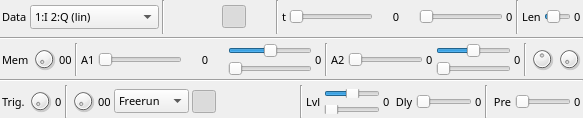
Before: the Qt Designer form sdrbase/gui/glscopegui.ui in f4exb/sdrangel, drawn with Qt 5.
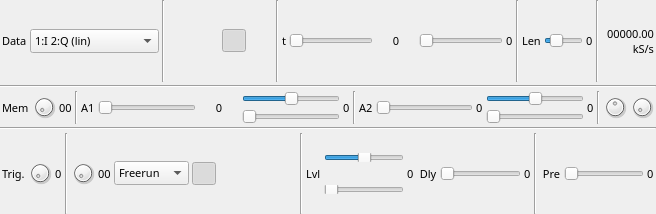
After: the same form once the commit is applied. Icons and pictures are not drawn. Custom widgets are drawn as their Qt base class.

Commit message: Scope GUI: show currently displayed trace sample rate

What changed in the file:
```diff
--- a/sdrbase/gui/glscopegui.ui
+++ b/sdrbase/gui/glscopegui.ui
@@ -6,8 +6,8 @@
    <rect>
     <x>0</x>
     <y>0</y>
-    <width>583</width>
-    <height>118</height>
+    <width>656</width>
+    <height>214</height>
    </rect>
   </property>
   <property name="font">
@@ -411,6 +411,33 @@
        </property>
       </widget>
      </item>
+     <item>
+      <widget class="Line" name="line">
+       <property name="orientation">
+        <enum>Qt::Vertical</enum>
+       </property>
+      </widget>
+     </item>
+     <item>
+      <widget class="QLabel" name="sampleRateText">
+       <property name="minimumSize">
+        <size>
+         <width>52</width>
+         <height>0</height>
+        </size>
+       </property>
+       <property name="toolTip">
+        <string>Currently displayed trace sample rate (kS/s)</string>
+       </property>
+       <property name="text">
+        <string>00000.00
+kS/s</string>
+       </property>
+       <property name="alignment">
+        <set>Qt::AlignRight|Qt::AlignTrailing|Qt::AlignVCenter</set>
+       </property>
+      </widget>
+     </item>
     </layout>
    </item>
    <item>
```
Left out of the diff: 11 changed lines with no effect on the pictures. The commit also changes 1 other file.
